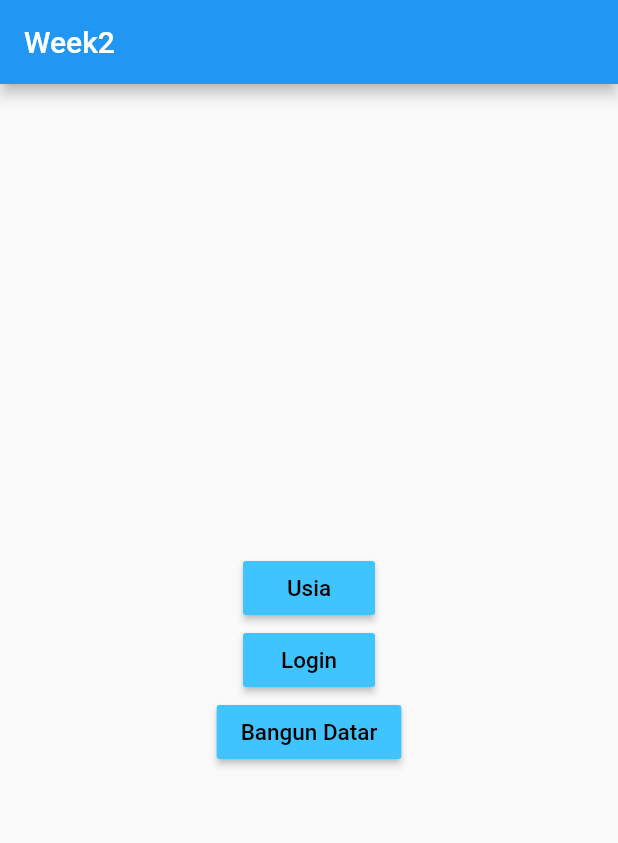
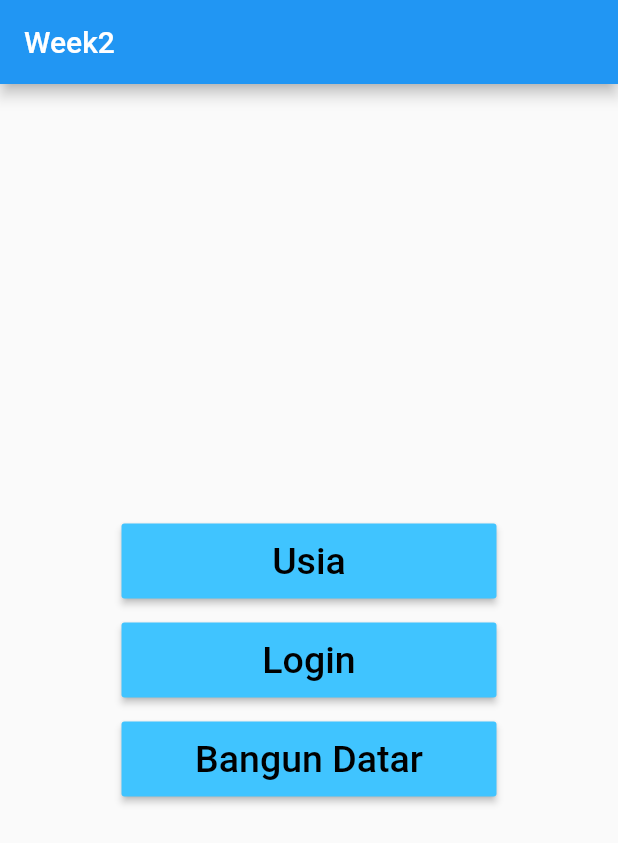
Before and after one commit to ari3ramadhani/batch3week2, a Flutter app: the screen it shows after launch, on a phone screen of 412 x 824 dp. Shown: the top 843 px of the screen. Run offline on Flutter 3.47's test engine with Material 2 defaults, Android fonts, the phone set to English and light mode, and no system bars.

Commit message:
- icon launcher diganti - untuk tahun d batasi 4 digit - bulan di batasi 2 digit - file-file project dimasukkan kedalam beberapa package biar rapi - pada saat login d halaman home ada username dan password yg di isi - untuk keliling belum ada, harusnya keliling dan luas - button pada menu utama sebaiknya di buat sejajar aja

```diff
--- a/lib/main.dart
+++ b/lib/main.dart
@@ -1,6 +1,6 @@
-import 'package:batch3week2/login.dart';
-import 'package:batch3week2/rumus.dart';
-import 'package:batch3week2/usia.dart';
+import 'package:batch3week2/pagelogin/login.dart';
+import 'package:batch3week2/pagerumus/rumus.dart';
+import 'package:batch3week2/pageusia/usia.dart';
 import 'package:flutter/material.dart';
 
 void main() {
@@ -27,46 +27,67 @@ class _MyAppState extends State<MyApp> {
         child: Column(
           mainAxisAlignment: MainAxisAlignment.center,
           children: <Widget>[
-            RaisedButton(
+            Padding(
+              padding: const EdgeInsets.all(8.0),
+              child: SizedBox(
+                width: 250.0,
+                height: 50.0,
+                child: RaisedButton(
                   onPressed: () {
                      Navigator.push(context, MaterialPageRoute(builder: (_)=> Usia()));
                   },
                   child: Text(
                     "Usia",
                     style: TextStyle(
-                  fontSize: 15,
+                      fontSize: 25,
                     ),
                   ),
                   textColor: Colors.black,
                   color: Colors.lightBlueAccent,
                 ),
+              ),
+            ),
 
-            RaisedButton(
+            Padding(
+              padding: const EdgeInsets.all(8.0),
+              child: SizedBox(
+                width: 250.0,
+                height: 50.0,
+                child: RaisedButton(
                   onPressed: () {
                      Navigator.push(context, MaterialPageRoute(builder: (_)=> Login()));
                   },
                   child: Text(
                     "Login",
                     style: TextStyle(
-                  fontSize: 15,
+                      fontSize: 25,
                     ),
                   ),
                   textColor: Colors.black,
                   color: Colors.lightBlueAccent,
                 ),
+              ),
+            ),
 
-            RaisedButton(
+            Padding(
+              padding: const EdgeInsets.all(8.0),
+              child: SizedBox(
+                width: 250.0,
+                height: 50.0,
+                child: RaisedButton(
                   onPressed: () {
                      Navigator.push(context, MaterialPageRoute(builder: (_)=> Rumus()));
                   },
                   child: Text(
                     "Bangun Datar",
                     style: TextStyle(
-                  fontSize: 15,
+                      fontSize: 25,
                     ),
                   ),
                   textColor: Colors.black,
                   color: Colors.lightBlueAccent,
+                ),
+              ),
             ),
           ],
         ),
--- a/lib/halamanhome.dart
+++ b/lib/pagelogin/halamanhome.dart
@@ -1,4 +1,3 @@
-import 'package:batch3week2/login.dart';
 import 'package:flutter/material.dart';
 import 'package:flutter/rendering.dart';
 
@@ -17,13 +16,7 @@ class HalamanHome extends StatefulWidget {
 
 class _HalamanHomeState extends State<HalamanHome> {
 
-  final GlobalKey<ScaffoldState> _scaffoldKey = new GlobalKey<ScaffoldState>();
 
-  void _showScaffold(String message) {
-    _scaffoldKey.currentState.showSnackBar(SnackBar(
-      content: Text(message),
-    ));
-  }
   showAlertDialog(BuildContext context) {
     // set up the button
     Widget okButton = FlatButton(
@@ -31,7 +24,6 @@ class _HalamanHomeState extends State<HalamanHome> {
       onPressed: () {
         Navigator.pop(context);
        Navigator.pop(context);
-
       },
     );
     Widget cancelButton = FlatButton(
--- a/lib/rumus.dart
+++ b/lib/pagerumus/rumus.dart
@@ -1,6 +1,6 @@
-import 'package:batch3week2/kubus.dart';
-import 'package:batch3week2/lingkaran.dart';
-import 'package:batch3week2/rectangle.dart';
+import 'package:batch3week2/pagerumus/kubus.dart';
+import 'package:batch3week2/pagerumus/lingkaran.dart';
+import 'package:batch3week2/pagerumus/rectangle.dart';
 import 'kubus.dart';
 import 'package:flutter/material.dart';
 
```
Also changed, not shown: lib/pagelogin/login.dart (renamed from lib/login.dart, +12 -22 lines), lib/pagerumus/kubus.dart (renamed from lib/kubus.dart, +10 -8 lines), lib/pagerumus/lingkaran.dart (renamed from lib/lingkaran.dart, +10 -7 lines), lib/pagerumus/rectangle.dart (renamed from lib/rectangle.dart, +10 -7 lines), lib/pageusia/usia.dart (renamed from lib/usia.dart). Lines whose indentation alone changed are shown as unchanged.
